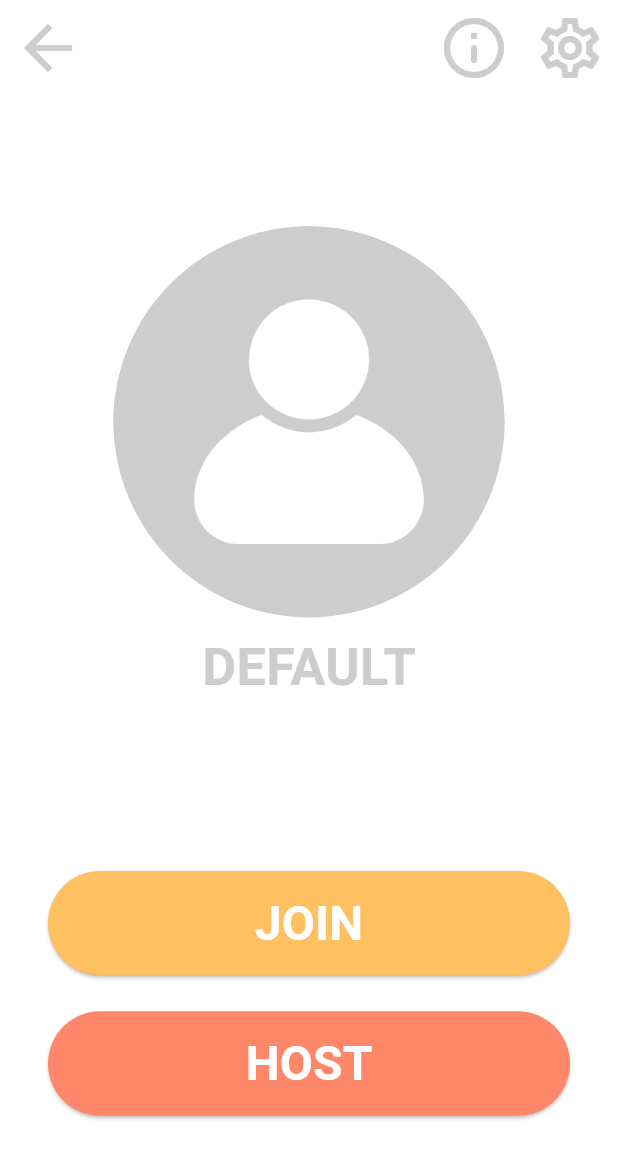
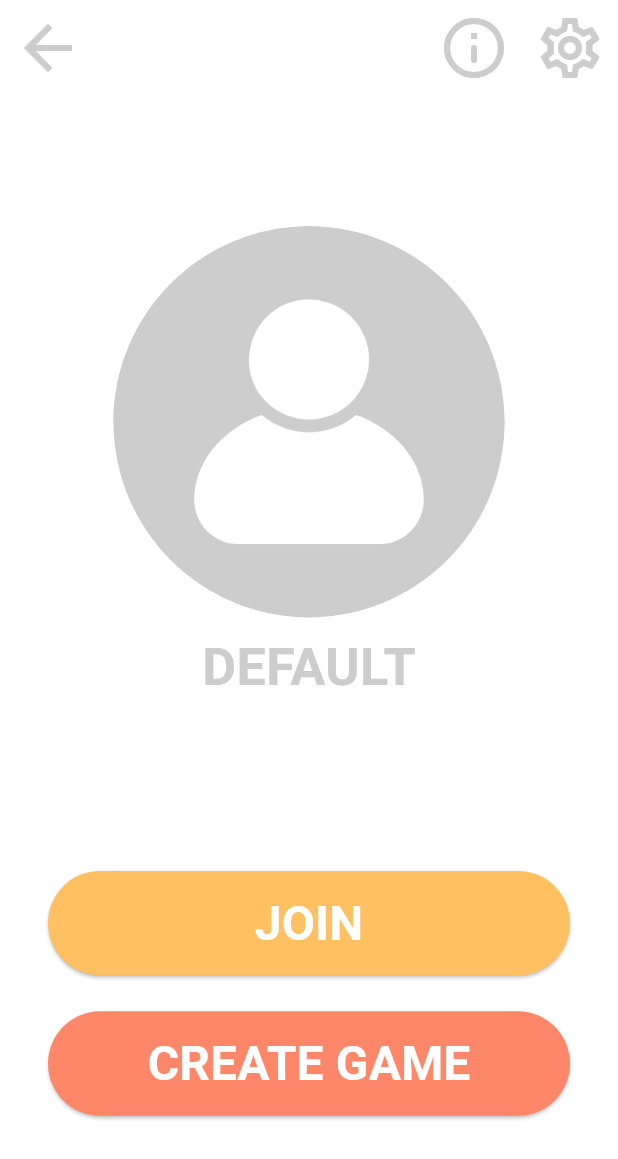
Before and after one commit to alden-sprackling/on_the_spot, a Flutter app: the HomeScreen screen opened by its route, on a phone screen of 412 x 824 dp. Shown: the top 1159 px of the screen. Run offline on Flutter 3.47's test engine with Material 3 defaults, Android fonts, the phone set to English and light mode, and no system bars; our stand-ins replace google_fonts; Roboto replaces fonts that are missing (Grandstander).

Commit message:
Created host and join screens and updated providers

```diff
--- a/lib/main.dart
+++ b/lib/main.dart
@@ -1,13 +1,14 @@
 import 'package:flutter/material.dart';
 import 'package:flutter/services.dart';
 import 'package:provider/provider.dart';
+import 'providers/game_provider.dart';
 import 'providers/player_provider.dart';
-import 'screens/welcome_screen.dart';
+import 'screens/phone_number_screen.dart';
 import 'screens/name_screen.dart';
-import 'screens/auth_screen.dart';
+import 'screens/otp_verification_screen.dart';
 import 'screens/home_screen.dart';
-import 'screens/join_screen.dart';
-import 'screens/host_lobby_screen.dart';
+import 'screens/join_game_screen.dart';
+import 'screens/create_game_screen.dart';
 import 'providers/message_provider.dart';
 import 'theme/app_theme.dart';
 
@@ -23,6 +24,7 @@ void main() {
       providers: [
         ChangeNotifierProvider(create: (_) => MessageProvider()),
         ChangeNotifierProvider(create: (_) => PlayerProvider()),
+        ChangeNotifierProvider(create: (_) => GameProvider()),
       ],
       child: OnTheSpotApp(),
     ),
@@ -39,12 +41,12 @@ class OnTheSpotApp extends StatelessWidget {
       theme: AppTheme.themeData,
       initialRoute: '/',
       routes: {
-        '/': (context) => WelcomeScreen(),
-        '/auth': (context) => AuthScreen(),
+        '/': (context) => PhoneNumberScreen(),
+        '/otp_verification': (context) => OTPVerificationScreen(),
         '/name': (context) => NameScreen(),
         '/home': (context) => HomeScreen(),
-        '/join': (context) => JoinScreen(),
-        '/host_lobby': (context) => HostLobbyScreen(),
+        '/join_game': (context) => JoinGameScreen(),
+        '/create_game': (context) => CreateGameScreen(),
       },
     );
   }
--- a/lib/providers/message_provider.dart
+++ b/lib/providers/message_provider.dart
@@ -1,28 +1,47 @@
 import 'package:flutter/material.dart';
-import '/widgets/message_banner.dart';
 
 enum MessageType { error, warning, confirmation }
 
+class Message {
+  final String message;
+  final MessageType type;
+
+  Message({required this.message, required this.type});
+
+  @override
+  bool operator ==(Object other) =>
+      identical(this, other) ||
+      other is Message &&
+          runtimeType == other.runtimeType &&
+          message == other.message &&
+          type == other.type;
+
+  @override
+  int get hashCode => message.hashCode ^ type.hashCode;
+}
+
 class MessageProvider extends ChangeNotifier {
-  final List<MessageBanner> _messageBanners = [];
+  final List<Message> _messages = [];
 
-  List<MessageBanner> get messageBanners => _messageBanners;
+  List<Message> get messages => _messages;
 
   void showMessage(String message, MessageType type, {bool showForLimitedTime = false}) {
-    final newMessageBanner = MessageBanner(message: message, type: type);
-    _messageBanners.add(newMessageBanner);
-    notifyListeners();
+    final newMessage = Message(message: message, type: type);
+    if (!_messages.contains(newMessage)) {
+      _messages.add(newMessage);
+      notifyListeners();
 
-    if (showForLimitedTime) {
-      Future.delayed(Duration(seconds: 4), () {
-        _messageBanners.remove(newMessageBanner);
-        notifyListeners();
-      });
+      if (showForLimitedTime) {
+        Future.delayed(Duration(seconds: 4), () {
+          _messages.remove(newMessage);
+          notifyListeners();
+        });
+      }
     }
   }
 
   void clearMessages() {
-    _messageBanners.clear();
+    _messages.clear();
     notifyListeners();
   }
 }
--- a/lib/providers/player_provider.dart
+++ b/lib/providers/player_provider.dart
@@ -3,7 +3,7 @@ import 'exceptions.dart';
 
 class PlayerProvider extends ChangeNotifier {
   String _playerName = "DEFAULT";
-  String _profilePicture = "default"; // Default profile picture
+  String _profilePicture = "default";
   String _phoneNumber = "";
 
   String get playerName => _playerName;
--- a/lib/screens/base_screen.dart
+++ b/lib/screens/base_screen.dart
@@ -1,6 +1,7 @@
 import 'package:flutter/material.dart';
 import 'package:provider/provider.dart';
 import '../providers/message_provider.dart';
+import '../widgets/message_banner.dart';
 
 class BaseScreen extends StatefulWidget {
   final Widget? leading;
@@ -67,7 +68,9 @@ class BaseScreenState extends State<BaseScreen> {
             child: Column(
               mainAxisAlignment: MainAxisAlignment.start,
               crossAxisAlignment: CrossAxisAlignment.center,
-              children: messageProvider.messageBanners,
+              children: messageProvider.messages.map((message) {
+                return MessageBanner(message: message.message, type: message.type);
+              }).toList(),
             ),
           ),
         ],
--- a/lib/screens/home_screen.dart
+++ b/lib/screens/home_screen.dart
@@ -3,6 +3,7 @@ import 'package:on_the_spot/widgets/info_icon_button.dart';
 import 'package:on_the_spot/widgets/settings_icon_button.dart';
 import 'package:provider/provider.dart';
 import '../providers/message_provider.dart';
+import '../providers/player_provider.dart';
 import '../widgets/player.dart';
 import '/widgets/button.dart';
 import '/theme/app_colors.dart';
@@ -20,6 +21,7 @@ class HomeScreenState extends State<HomeScreen> {
   @override
   Widget build(BuildContext context) {
     final messageProvider = Provider.of<MessageProvider>(context);
+    final playerProvider = Provider.of<PlayerProvider>(context);
 
     return BaseScreen(
       resizeToAvoidBottomInset: false, // Prevents screen from resizing when keyboard appears
@@ -30,14 +32,17 @@ class HomeScreenState extends State<HomeScreen> {
       ],
       mainAxisAlignment: MainAxisAlignment.spaceAround,
       columnWidgets: [
-        Player(),
+        Player(
+          playerName: playerProvider.playerName,
+          profilePicture: playerProvider.profilePicture,
+        ),
         Column(
           children: [
             Button(
               text: "JOIN",
               onPressed: () {
                 try {
-                  Navigator.pushNamed(context, '/join'); // Navigate to the next screen
+                  Navigator.pushNamed(context, '/join_game'); // Navigate to the next screen
                 } catch (e) {
                   messageProvider.showMessage(e.toString(), MessageType.error, showForLimitedTime: true);
                 }
@@ -46,10 +51,10 @@ class HomeScreenState extends State<HomeScreen> {
             ),
             SizedBox(height: 24),
             Button(
-              text: "HOST",
+              text: "CREATE GAME",
               onPressed: () {
                 try {
-                  Navigator.pushNamed(context, '/host_lobby'); // Navigate to the next screen
+                  Navigator.pushNamed(context, '/create_game'); // Navigate to the next screen
                 } catch (e) {
                   messageProvider.showMessage(e.toString(), MessageType.error, showForLimitedTime: true);
                 }
--- a/lib/widgets/message_banner.dart
+++ b/lib/widgets/message_banner.dart
@@ -1,5 +1,5 @@
 import 'package:flutter/material.dart';
-import '../providers/message_provider.dart'; // Import AppState to use MessageType
+import '../providers/message_provider.dart';
 
 class MessageBanner extends StatefulWidget {
   final String? message;
--- a/lib/widgets/player.dart
+++ b/lib/widgets/player.dart
@@ -1,20 +1,25 @@
 import 'package:flutter/material.dart';
-import 'package:provider/provider.dart';
-import '../providers/player_provider.dart';
 import '../theme/app_colors.dart';
 
 class Player extends StatelessWidget {
-  const Player({super.key});
+  final String playerName;
+  final String profilePicture;
+  final Color? backgroundColor;
+
+  const Player({
+    super.key,
+    required this.playerName,
+    required this.profilePicture,
+    this.backgroundColor,
+  });
 
   @override
   Widget build(BuildContext context) {
-    final playerProvider = Provider.of<PlayerProvider>(context);
-
     return LayoutBuilder(
       builder: (BuildContext context, BoxConstraints constraints) {
         final containerWidth = constraints.maxWidth;
         final avatarWidth = containerWidth * 0.75;
-        final fontSize = containerWidth * 0.1;
+        final fontSize = containerWidth * 0.10;
 
         return ClipRRect(
           borderRadius: BorderRadius.circular(20),
@@ -22,7 +27,7 @@ class Player extends StatelessWidget {
             width: containerWidth,
             height: containerWidth,
             child: Container(
-              color: Colors.transparent, // Square background color
+              color: backgroundColor ?? Colors.transparent, // Square background color
               child: Column(
                 mainAxisAlignment: MainAxisAlignment.center,
                 children: [
@@ -32,14 +37,14 @@ class Player extends StatelessWidget {
                     decoration: BoxDecoration(
                       shape: BoxShape.circle,
                       image: DecorationImage(
-                        image: AssetImage('assets/profile_pictures/${playerProvider.profilePicture}.png'),
+                        image: AssetImage('assets/profile_pictures/$profilePicture.png'),
                         fit: BoxFit.cover,
                       ),
                     ),
                   ),
                   SizedBox(height: 8),
                   Text(
-                    playerProvider.playerName,
+                    playerName,
                     style: TextStyle(
                       fontSize: fontSize,
                       fontWeight: FontWeight.bold,
```
Also changed, not shown: lib/providers/game_provider.dart (added, +17 -0 lines), lib/screens/create_game_screen.dart (added, +37 -0 lines), lib/screens/host_lobby_screen.dart (deleted, +0 -15 lines), lib/screens/join_game_screen.dart (renamed from lib/screens/auth_screen.dart, +8 -16 lines), lib/screens/join_screen.dart (deleted, +0 -16 lines), lib/screens/otp_verification_screen.dart (added, +50 -0 lines), lib/screens/phone_number_screen.dart (renamed from lib/screens/welcome_screen.dart, +5 -5 lines).
